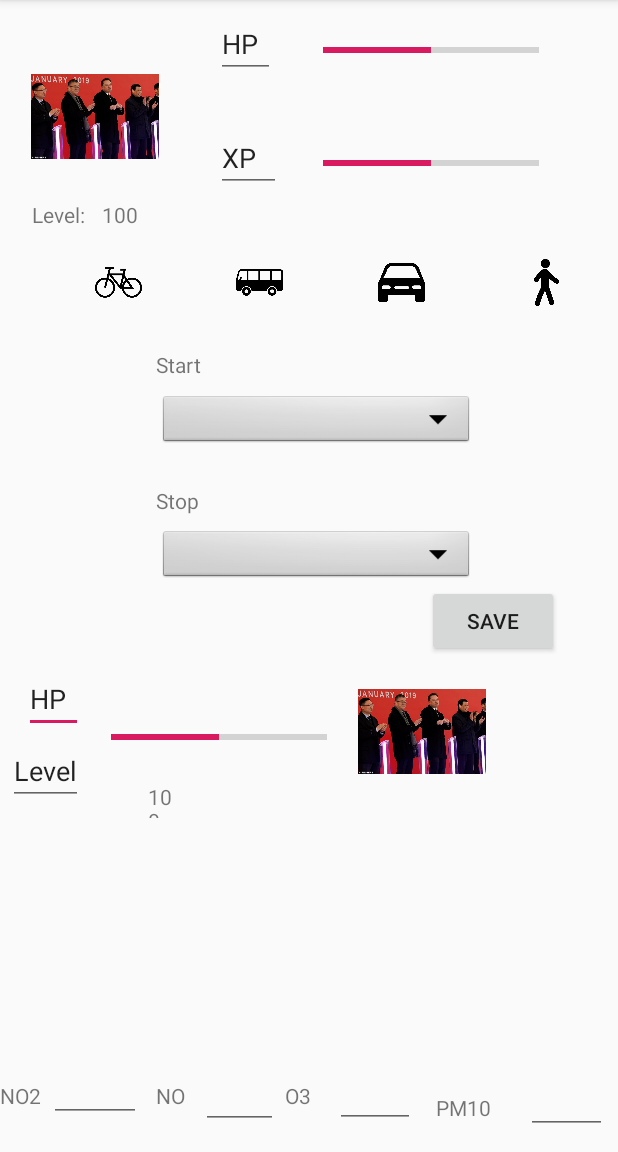
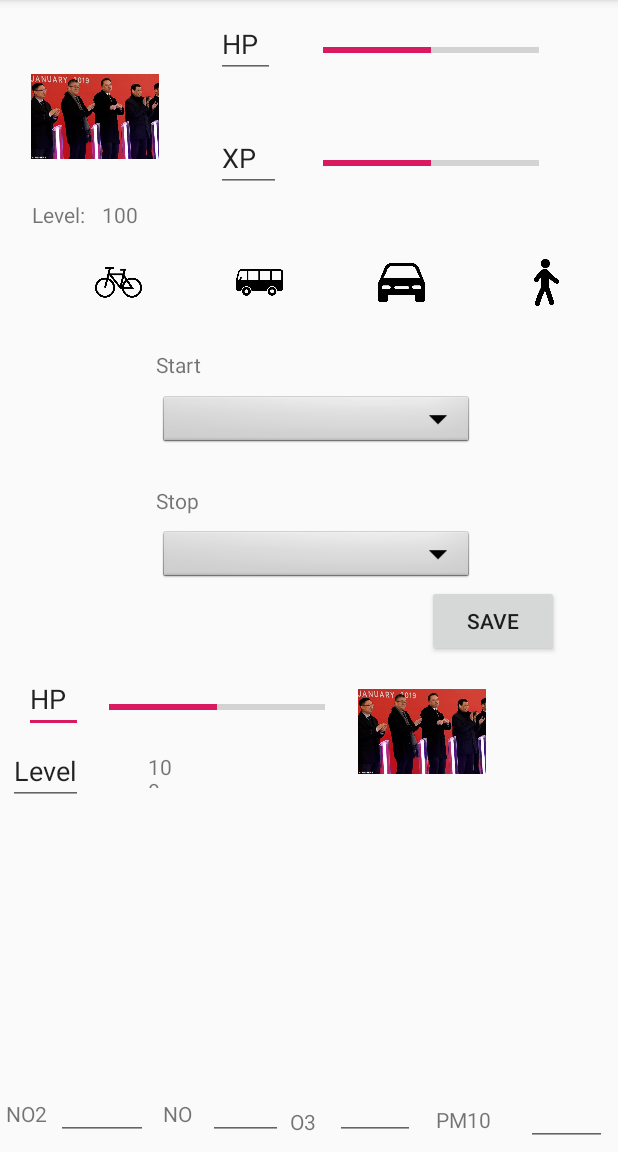
Before and after one commit to tatoalo/USI_Hackaton_2019, an Android app: the screen it shows after launch (MainActivity), on a phone screen of 412 x 824 dp, the part 84-1236 px from its top. Run offline under Robolectric (Android 15) with nearby library versions, the phone set to English and light mode, and no system bars; our stand-ins replace Picasso, Volley; network calls fail; pictures from the network do not load.

Commit message:
Fixed Layout
I mean...

```diff
--- a/frontend/USIHackaton2019/app/src/main/res/layout/activity_main.xml
+++ b/frontend/USIHackaton2019/app/src/main/res/layout/activity_main.xml
@@ -125,10 +125,10 @@
         android:layout_width="144dp"
         android:layout_height="35dp"
         android:layout_marginStart="75dp"
-        android:layout_marginTop="84dp"
+        android:layout_marginTop="64dp"
         android:layout_marginEnd="22dp"
         app:layout_constraintEnd_toStartOf="@+id/monsterImage"
-        app:layout_constraintHorizontal_bias="0.666"
+        app:layout_constraintHorizontal_bias="1.0"
         app:layout_constraintStart_toStartOf="parent"
         app:layout_constraintTop_toBottomOf="@+id/dataStop" />
 
@@ -252,8 +252,8 @@
         android:id="@+id/O3Value"
         android:layout_width="53dp"
         android:layout_height="39dp"
-        android:layout_marginStart="7dp"
-        android:layout_marginBottom="16dp"
+        android:layout_marginStart="4dp"
+        android:layout_marginBottom="8dp"
         android:ems="10"
         android:inputType="number"
         app:layout_constraintBottom_toBottomOf="parent"
@@ -263,8 +263,8 @@
         android:id="@+id/O3Label"
         android:layout_width="26dp"
         android:layout_height="26dp"
-        android:layout_marginEnd="14dp"
-        android:layout_marginBottom="21dp"
+        android:layout_marginEnd="8dp"
+        android:layout_marginBottom="4dp"
         android:text="O3"
         app:layout_constraintBottom_toBottomOf="parent"
         app:layout_constraintEnd_toStartOf="@+id/O3Value" />
@@ -273,18 +273,19 @@
         android:id="@+id/no2Label"
         android:layout_width="wrap_content"
         android:layout_height="wrap_content"
-        android:layout_marginBottom="28dp"
+        android:layout_marginStart="4dp"
+        android:layout_marginBottom="16dp"
         android:text="NO2"
         app:layout_constraintBottom_toBottomOf="parent"
         app:layout_constraintStart_toStartOf="parent" />
 
     <EditText
         android:id="@+id/NOValue"
-        android:layout_width="51dp"
-        android:layout_height="38dp"
+        android:layout_width="50dp"
+        android:layout_height="43dp"
         android:layout_marginStart="3dp"
         android:layout_marginEnd="11dp"
-        android:layout_marginBottom="15dp"
+        android:layout_marginBottom="8dp"
         android:ems="10"
         android:inputType="number"
         app:layout_constraintBottom_toBottomOf="parent"
@@ -297,7 +298,7 @@
         android:layout_height="42dp"
         android:layout_marginStart="12dp"
         android:layout_marginEnd="7dp"
-        android:layout_marginBottom="12dp"
+        android:layout_marginBottom="4dp"
         android:ems="10"
         android:inputType="number"
         app:layout_constraintBottom_toBottomOf="parent"
@@ -311,7 +312,7 @@
         android:layout_height="wrap_content"
         android:layout_marginStart="14dp"
         android:layout_marginEnd="11dp"
-        android:layout_marginBottom="20dp"
+        android:layout_marginBottom="12dp"
         android:text="PM10"
         app:layout_constraintBottom_toBottomOf="parent"
         app:layout_constraintEnd_toStartOf="@+id/PM10Value"
@@ -323,7 +324,7 @@
         android:layout_height="42dp"
         android:layout_marginStart="12dp"
         android:layout_marginEnd="8dp"
-        android:layout_marginBottom="20dp"
+        android:layout_marginBottom="8dp"
         android:ems="10"
         android:inputType="number"
         app:layout_constraintBottom_toBottomOf="parent"
@@ -336,7 +337,7 @@
         android:layout_height="wrap_content"
         android:layout_marginStart="2dp"
         android:layout_marginEnd="7dp"
-        android:layout_marginBottom="28dp"
+        android:layout_marginBottom="16dp"
         android:text="NO"
         app:layout_constraintBottom_toBottomOf="parent"
         app:layout_constraintEnd_toStartOf="@+id/NOValue"
```
